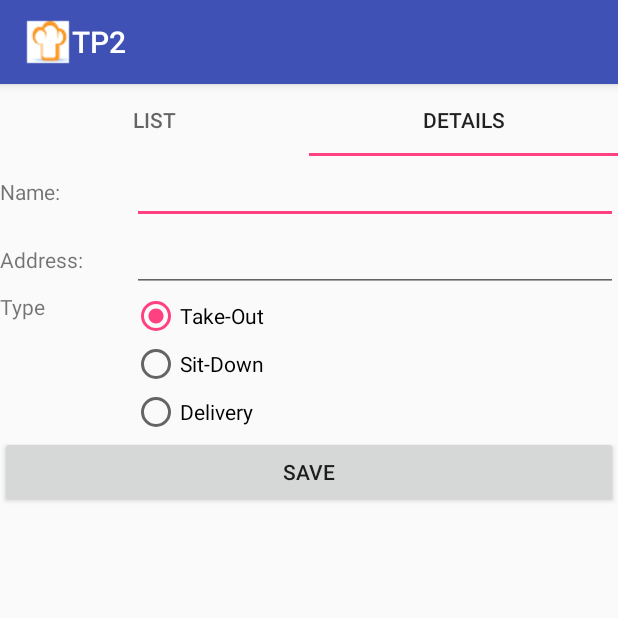
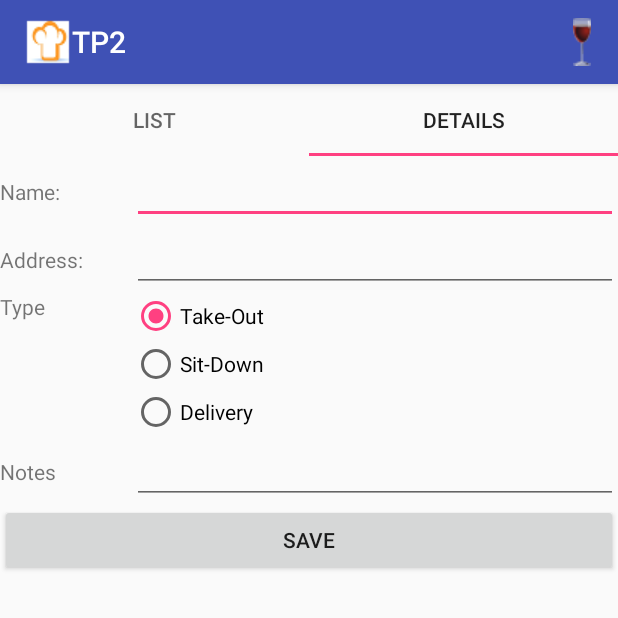
Before and after one commit to MiguelLucas/FEUP-CMOV, an Android app: the screen it shows after launch (MainActivity), tab 2 chosen, on a phone screen of 412 x 824 dp, the top half of it. Run offline under Robolectric (Android 15) with nearby library versions, the phone set to English and light mode, and no system bars.

Commit message:
Finished 2b

```diff
--- a/TP2/app/src/main/res/layout/activity_main.xml
+++ b/TP2/app/src/main/res/layout/activity_main.xml
@@ -109,6 +109,25 @@
 
                 </TableRow>
 
+                <TableRow>
+
+                    <TextView
+                        android:id="@+id/notes_label"
+                        android:layout_width="match_parent"
+                        android:layout_height="wrap_content"
+                        android:layout_weight="1"
+                        android:text="@string/notes" />
+
+                    <EditText
+                        android:id="@+id/notes"
+                        android:layout_width="wrap_content"
+                        android:layout_height="wrap_content"
+                        android:layout_weight="10"
+                        android:ems="10"
+                        android:maxLines="2"
+                        android:imeOptions="actionDone" />
+                </TableRow>
+
                 <TableRow
                     android:layout_width="match_parent"
                     android:layout_height="match_parent">
--- /dev/null
+++ b/TP2/app/src/main/res/menu/main.xml
@@ -0,0 +1,8 @@
+<?xml version="1.0" encoding="utf-8"?>
+<menu xmlns:android="http://schemas.android.com/apk/res/android">
+    <item
+        android:id="@+id/toast"
+        android:icon="@drawable/toast"
+        android:title="Raise Toast"
+        android:showAsAction="ifRoom"/>
+</menu>
--- a/TP2/app/src/main/res/values/strings.xml
+++ b/TP2/app/src/main/res/values/strings.xml
@@ -7,4 +7,5 @@
     <string name="option1">Take-Out</string>
     <string name="option2">Sit-Down</string>
     <string name="option3">Delivery</string>
+    <string name="notes">Notes</string>
 </resources>
```
Also changed, not shown: TP2/app/src/main/java/cmov/miguellucas/com/tp2/MainActivity.java (+29 -0 lines), TP2/app/src/main/java/cmov/miguellucas/com/tp2/Restaurant.java (+9 -0 lines).
